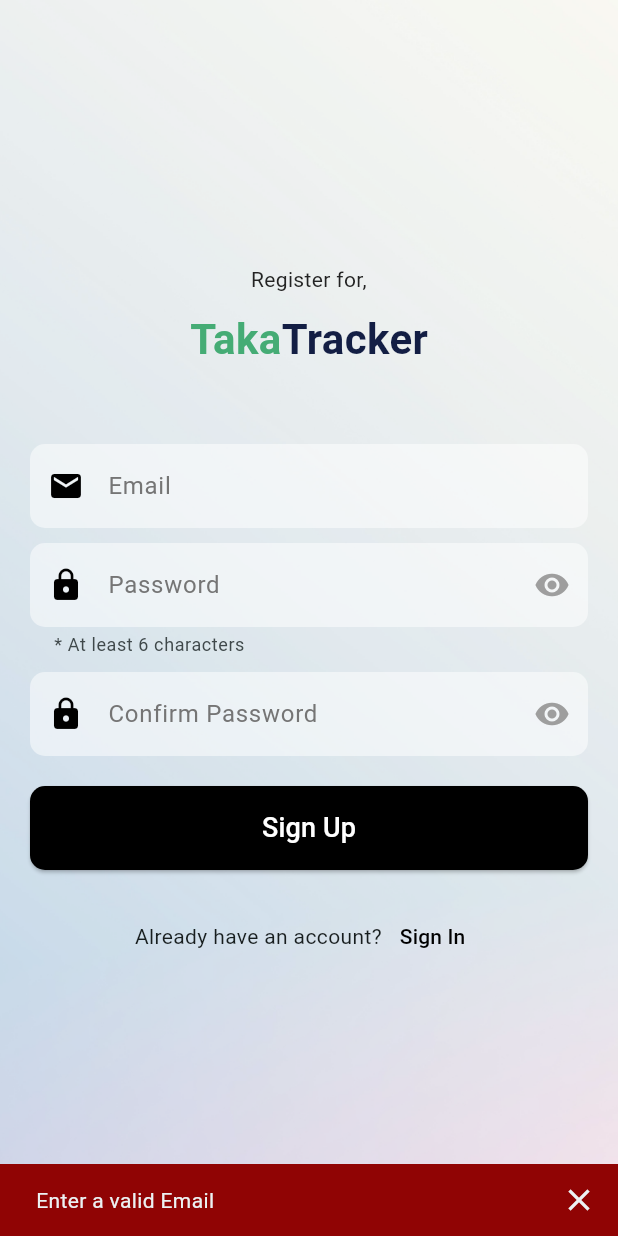
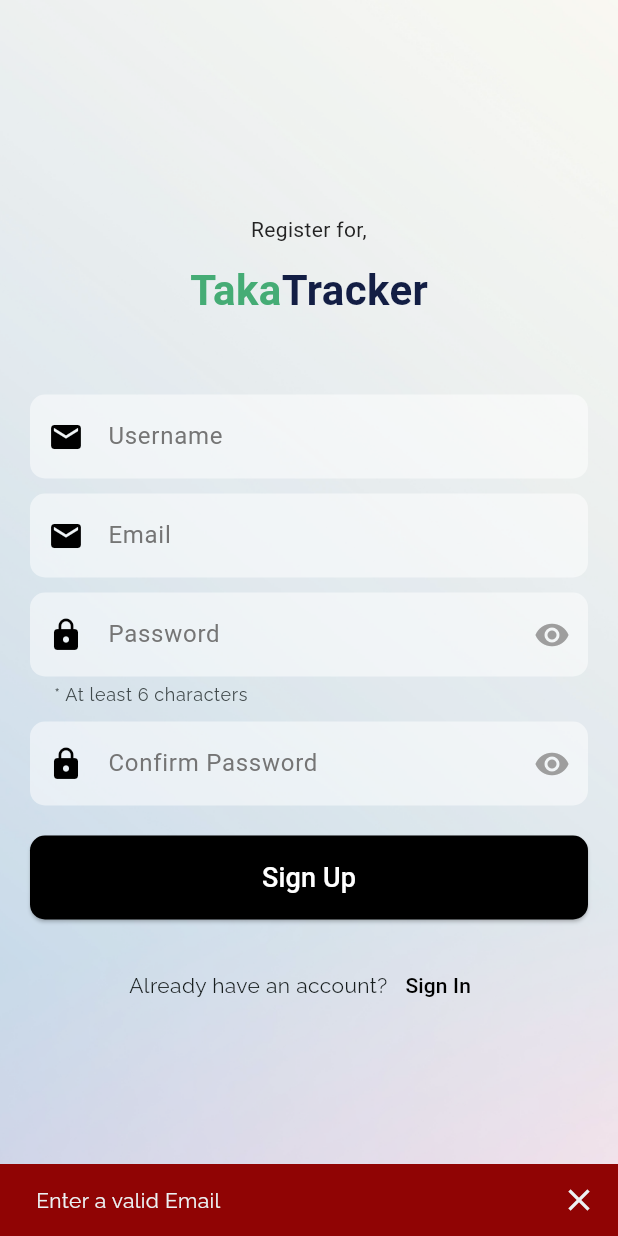
Before and after one commit to ishraqfatin/taka-tracker, a Flutter app: the SignUpScreen screen opened by its route, after a tap on "Sign Up", on a phone screen of 412 x 824 dp. Run offline on Flutter 3.47's test engine with Material 3 defaults, Android fonts, the light colour scheme and no system bars; our stand-ins replace cloud_firestore, firebase_auth, firebase_core, fl_chart, flutter_slidable, google_fonts; accounts and stored records are empty.

Commit message:
refactor: add username for user

```diff
--- a/taka_tracker/lib/main.dart
+++ b/taka_tracker/lib/main.dart
@@ -1,5 +1,6 @@
 import 'package:firebase_core/firebase_core.dart';
 import 'package:flutter/material.dart';
+import 'package:google_fonts/google_fonts.dart';
 import 'package:taka_tracker/screens/dashboard.dart';
 import 'package:taka_tracker/screens/form.dart';
 import 'package:taka_tracker/screens/auth/sign_in.dart';
@@ -20,8 +21,10 @@
   Widget build(BuildContext context) {
     return MaterialApp(
       debugShowCheckedModeBanner: false,
-      title: 'Flutter Demo',
+      title: 'TakaTracker',
       theme: ThemeData(
+        fontFamily: GoogleFonts.raleway().fontFamily,
+        fontFamilyFallback: GoogleFonts.openSans().fontFamilyFallback,
         colorScheme: ColorScheme.fromSeed(seedColor: Colors.white),
         useMaterial3: true,
       ),
--- a/taka_tracker/lib/screens/auth/sign_in.dart
+++ b/taka_tracker/lib/screens/auth/sign_in.dart
@@ -143,8 +143,6 @@
                       onPressed: () async {
                         FocusScope.of(context).unfocus();
 
-
-
                         if (ValidatorClass()
                                 .validateEmail(_emailController.text) !=
                             null) {
--- a/taka_tracker/lib/screens/auth/sign_up.dart
+++ b/taka_tracker/lib/screens/auth/sign_up.dart
@@ -12,6 +12,7 @@
 class _SignUpScreenState extends State<SignUpScreen> {
   bool _obscurePassword = true;
   bool _obscureConfirmPassword = true;
+  final _usernameController = TextEditingController();
   final _emailController = TextEditingController();
   final _passwordController = TextEditingController();
   final _confirmPasswordController = TextEditingController();
@@ -22,10 +23,11 @@
 
   @override
   void dispose() {
+    super.dispose();
     _emailController.dispose();
     _passwordController.dispose();
     _confirmPasswordController.dispose();
-    super.dispose();
+    _usernameController.dispose();
   }
 
   void _togglePasswordVisibility() {
@@ -84,6 +86,7 @@
                     const SizedBox(height: 10),
                     const Row(
                       mainAxisAlignment: MainAxisAlignment.center,
+                      crossAxisAlignment: CrossAxisAlignment.center,
                       children: [
                         Text(
                           'Taka',
@@ -108,6 +111,27 @@
                       ],
                     ),
                     const SizedBox(height: 50),
+                    TextField(
+                      controller: _usernameController,
+                      keyboardType: TextInputType.emailAddress,
+                      decoration: InputDecoration(
+                        hintText: 'Username',
+                        hintStyle: TextStyle(color: Colors.grey.shade600),
+                        filled: true,
+                        fillColor: Colors.white.withOpacity(0.5),
+                        prefixIcon:
+                            const Icon(Icons.email, color: Colors.black),
+                        border: OutlineInputBorder(
+                          borderRadius: BorderRadius.circular(10),
+                          borderSide: BorderSide.none,
+                        ),
+                      ),
+                      style: const TextStyle(
+                        color: Colors.black,
+                        fontFamily: 'Roboto',
+                      ),
+                    ),
+                    const SizedBox(height: 10),
                     TextField(
                       controller: _emailController,
                       keyboardType: TextInputType.emailAddress,
@@ -187,6 +211,8 @@
                     const SizedBox(height: 20),
                     ElevatedButton(
                       onPressed: () async {
+                        FocusScope.of(context).unfocus();
+
                         if (ValidatorClass()
                                 .validateEmail(_emailController.text) !=
                             null) {
@@ -231,7 +257,16 @@
                           await auth.createUserWithEmailAndPassword(
                             email: _emailController.text.trim(),
                             password: _passwordController.text.trim(),
-                          );
+                              )
+                              .then(
+                                (res) => {
+                                  if (res.user != null)
+                                    {
+                                      res.user!.updateDisplayName(
+                                          _usernameController.text)
+                                    }
+                                },
+                              );
                           setState(() {
                             _setLoading = false;
                           });
@@ -268,7 +303,6 @@
                       ),
                       child: _setLoading
                           ? const CircularProgressIndicator(
-                              // value: 1.0,
                               backgroundColor: Colors.white,
                               color: Color.fromARGB(255, 10, 149, 91),
                             )
```
Also changed, not shown: taka_tracker/lib/theme.dart (added, +42 -0 lines).
